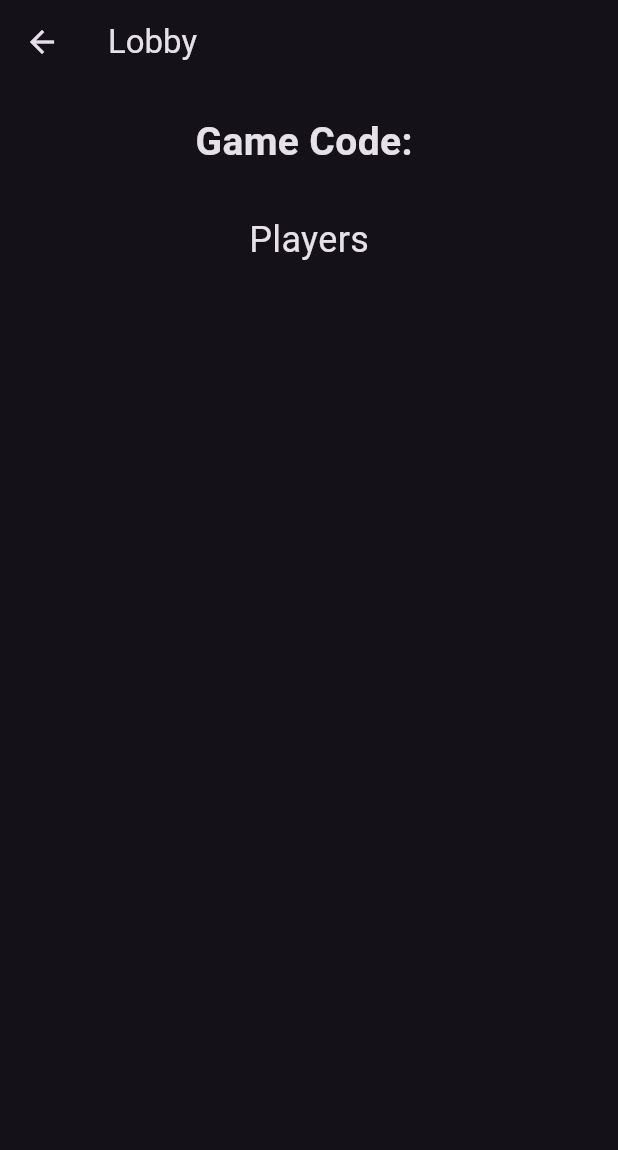
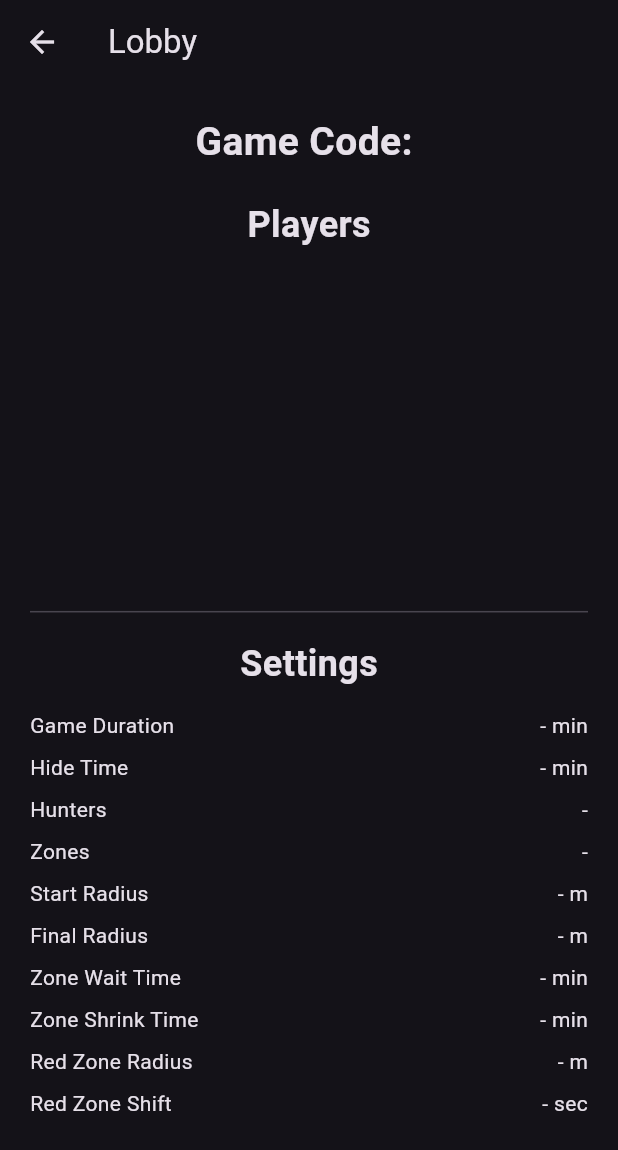
Before and after one commit to boaz-arch/ZONEHUNT, a Flutter app: the LobbyScreen screen opened directly with empty values, on a phone screen of 412 x 824 dp. Shown: the top 1150 px of the screen. Run offline on Flutter 3.47's test engine with Material 3 defaults, Android fonts, the phone set to English and light mode, and no system bars; our stand-ins replace socket_io_client; network calls fail.

Commit message:
Add player identities, host controls, lobby settings and project documentation

```diff
--- a/mobile/lib/join_screen.dart
+++ b/mobile/lib/join_screen.dart
@@ -1,6 +1,7 @@
 import 'package:flutter/material.dart';
 import 'services/api_service.dart';
 import 'lobby_screen.dart';
+import 'player_data.dart';
 
 class JoinScreen extends StatefulWidget {
   const JoinScreen({super.key});
@@ -19,7 +20,7 @@ class _JoinScreenState
     final success =
         await ApiService.joinGame(
       codeController.text.toUpperCase(),
-      "Boaz",
+      PlayerData.playerName,
     );
 
     if (!success) {
--- a/mobile/lib/lobby_screen.dart
+++ b/mobile/lib/lobby_screen.dart
@@ -1,6 +1,9 @@
 import 'package:flutter/material.dart';
+
 import 'services/api_service.dart';
 import 'services/socket_service.dart';
+import 'settings_screen.dart';
+import 'player_data.dart';
 
 class LobbyScreen extends StatefulWidget {
   final String gameCode;
@@ -19,6 +22,10 @@ class _LobbyScreenState
     extends State<LobbyScreen> {
   List players = [];
 
+  Map settings = {};
+
+  bool isHost = false;
+
   @override
   void initState() {
     super.initState();
@@ -35,6 +42,14 @@ class _LobbyScreenState
       (data) {
         setState(() {
           players = data["players"];
+          settings = data["settings"];
+
+          isHost = players.any(
+            (player) =>
+                player["name"] ==
+                    PlayerData.playerName &&
+                player["host"] == true,
+          );
         });
       },
     );
@@ -42,26 +57,88 @@ class _LobbyScreenState
 
   Future<void> loadGame() async {
     final game =
-        await ApiService.getGame(widget.gameCode);
+        await ApiService.getGame(
+      widget.gameCode,
+    );
 
     if (game == null) return;
 
     setState(() {
       players = game["players"];
+      settings = game["settings"];
+
+      isHost = players.any(
+        (player) =>
+            player["name"] ==
+                PlayerData.playerName &&
+            player["host"] == true,
+      );
     });
   }
 
   @override
   void dispose() {
-    SocketService.socket.off("lobbyUpdated");
+    SocketService.socket.off(
+      "lobbyUpdated",
+    );
+
     super.dispose();
+  }
+
+  Widget settingRow(
+    String label,
+    dynamic value,
+  ) {
+    return Padding(
+      padding: const EdgeInsets.symmetric(
+        vertical: 4,
+      ),
+      child: Row(
+        children: [
+          Expanded(
+            child: Text(label),
+          ),
+          Text(
+            value.toString(),
+          ),
+        ],
+      ),
+    );
+  }
+
+  Future<void> openSettings() async {
+    final result =
+        await Navigator.push(
+      context,
+      MaterialPageRoute(
+        builder: (_) => SettingsScreen(
+          settings:
+              Map<String, dynamic>.from(
+            settings,
+          ),
+        ),
+      ),
+    );
+
+    if (result == null) return;
+
+    await ApiService.updateSettings(
+      widget.gameCode,
+      result,
+    );
+
+    setState(() {
+      settings = result;
+    });
   }
 
   @override
   Widget build(BuildContext context) {
     return Scaffold(
       appBar: AppBar(
-        title: const Text("Lobby"),
+        title: const Text(
+          "Lobby",
+        ),
       ),
       body: Padding(
         padding: const EdgeInsets.all(20),
@@ -71,29 +148,127 @@ class _LobbyScreenState
               "Game Code: ${widget.gameCode}",
               style: const TextStyle(
                 fontSize: 26,
-                fontWeight: FontWeight.bold,
+                fontWeight:
+                    FontWeight.bold,
               ),
             ),
-            const SizedBox(height: 30),
+
+            const SizedBox(height: 20),
+
             const Text(
               "Players",
               style: TextStyle(
                 fontSize: 24,
+                fontWeight:
+                    FontWeight.bold,
               ),
             ),
-            const SizedBox(height: 20),
+
+            const SizedBox(height: 10),
+
             Expanded(
+              flex: 2,
               child: ListView.builder(
                 itemCount: players.length,
-                itemBuilder: (context, index) {
+                itemBuilder:
+                    (context, index) {
+                  final player =
+                      players[index];
+
                   return ListTile(
                     title: Text(
-                      players[index]["name"],
+                      "${player["host"] ? "👑 " : ""}${player["name"]}",
                     ),
                   );
                 },
               ),
             ),
+
+            const Divider(),
+
+            const SizedBox(height: 10),
+
+            const Text(
+              "Settings",
+              style: TextStyle(
+                fontSize: 24,
+                fontWeight:
+                    FontWeight.bold,
+              ),
+            ),
+
+            const SizedBox(height: 10),
+
+            Expanded(
+              flex: 3,
+              child: ListView(
+                children: [
+                  settingRow(
+                    "Game Duration",
+                    "${settings["gameDuration"] ?? "-"} min",
+                  ),
+                  settingRow(
+                    "Hide Time",
+                    "${settings["hideTime"] ?? "-"} min",
+                  ),
+                  settingRow(
+                    "Hunters",
+                    settings["hunterCount"] ??
+                        "-",
+                  ),
+                  settingRow(
+                    "Zones",
+                    settings["zoneCount"] ??
+                        "-",
+                  ),
+                  settingRow(
+                    "Start Radius",
+                    "${settings["startRadius"] ?? "-"} m",
+                  ),
+                  settingRow(
+                    "Final Radius",
+                    "${settings["finalRadius"] ?? "-"} m",
+                  ),
+                  settingRow(
+                    "Zone Wait Time",
+                    "${settings["zoneWaitTime"] ?? "-"} min",
+                  ),
+                  settingRow(
+                    "Zone Shrink Time",
+                    "${settings["zoneShrinkTime"] ?? "-"} min",
+                  ),
+                  settingRow(
+                    "Red Zone Radius",
+                    "${settings["redZoneRadius"] ?? "-"} m",
+                  ),
+                  settingRow(
+                    "Red Zone Shift",
+                    "${settings["redZoneShiftTime"] ?? "-"} sec",
+                  ),
+                ],
+              ),
+            ),
+
+            if (isHost) ...[
+              ElevatedButton(
+                onPressed:
+                    openSettings,
+                child: const Text(
+                  "Game Settings",
+                ),
+              ),
+
+              const SizedBox(
+                height: 10,
+              ),
+
+              ElevatedButton(
+                onPressed: () {},
+                child: const Text(
+                  "Start Game",
+                ),
+              ),
+            ],
           ],
         ),
       ),
--- /dev/null
+++ b/mobile/lib/player_data.dart
@@ -0,0 +1,3 @@
+class PlayerData {
+  static String playerName = "";
+}
--- a/mobile/lib/services/api_service.dart
+++ b/mobile/lib/services/api_service.dart
@@ -73,4 +73,22 @@ class ApiService {
       return null;
     }
   }
+
+  static Future<void> updateSettings(
+  String gameCode,
+  Map settings,
+  ) async {
+    await http.post(
+      Uri.parse(
+        '$baseUrl/update-settings',
+      ),
+      headers: {
+        'Content-Type': 'application/json',
+      },
+      body: jsonEncode({
+        'gameCode': gameCode,
+        'settings': settings,
+      }),
+    );
+  }
 }
```
Also changed, not shown: mobile/lib/main.dart (+130 -32 lines), mobile/lib/settings_screen.dart (added, +210 -0 lines).
